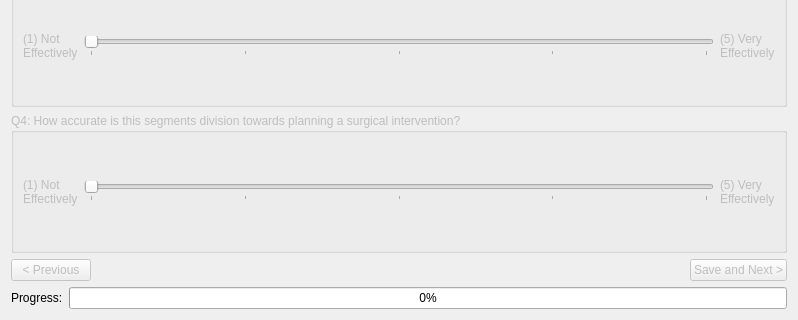
Before: the Qt Designer form SlicerLiverSegments/Resources/UI/SlicerLiverSegments.ui in ALive-research/SlicerLiverSegmentsCompare, drawn with Qt 5; both pictures show x 0 to 798 and y 689 to 1009 of the 798 by 1009 pixel window.
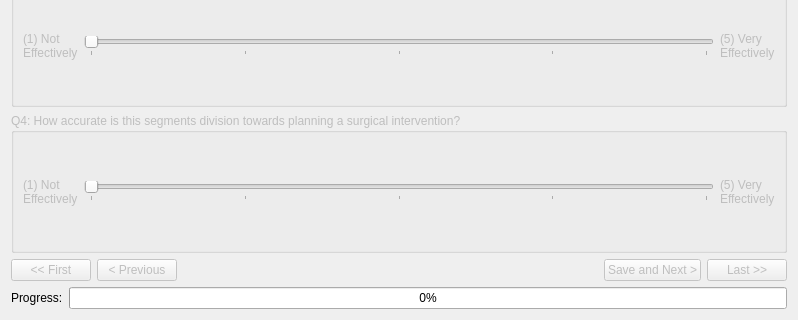
After: the same form once the commit is applied. Custom widgets are drawn as their Qt base class.

Commit message: [WIP] Enhance navigation with first and last

```diff
--- a/SlicerLiverSegments/Resources/UI/SlicerLiverSegments.ui
+++ b/SlicerLiverSegments/Resources/UI/SlicerLiverSegments.ui
@@ -471,6 +471,16 @@
    </item>
    <item>
     <layout class="QHBoxLayout" name="horizontalLayout_12">
+     <item>
+      <widget class="QPushButton" name="firstPushButton">
+       <property name="enabled">
+        <bool>false</bool>
+       </property>
+       <property name="text">
+        <string>&lt;&lt; First</string>
+       </property>
+      </widget>
+     </item>
      <item>
       <widget class="QPushButton" name="previousPushButton">
        <property name="enabled">
@@ -504,6 +514,16 @@
        </property>
       </widget>
      </item>
+     <item>
+      <widget class="QPushButton" name="lastPushButton">
+       <property name="enabled">
+        <bool>false</bool>
+       </property>
+       <property name="text">
+        <string>Last &gt;&gt;</string>
+       </property>
+      </widget>
+     </item>
     </layout>
    </item>
    <item>
```
The commit also changes 1 other file.
